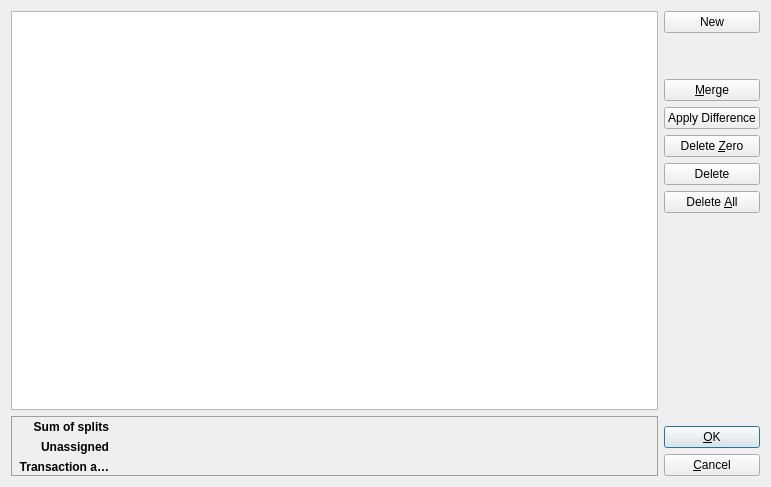
Qt form kmymoney/views/splitdialog.ui (KDE/kmymoney) before a commit.
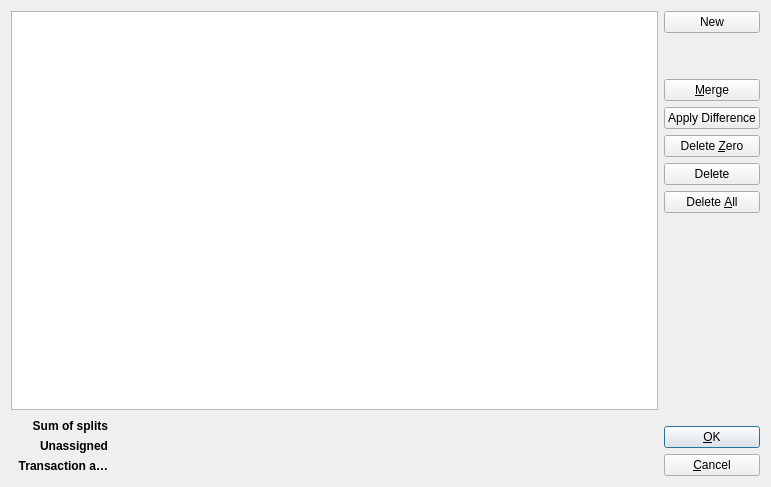
The same form after that commit. Custom widgets are drawn as their Qt base class.

Commit message:
Try to resolve display problem in split editor
The problem is visible on Windows but not on my Linux system. Maybe
related to layout management and the specifc style which differs on the
two installations.

Diff of the .ui file:
```diff
--- a/kmymoney/views/splitdialog.ui
+++ b/kmymoney/views/splitdialog.ui
@@ -484,8 +484,14 @@
          <bold>true</bold>
         </font>
        </property>
+       <property name="frameShape">
+        <enum>QFrame::NoFrame</enum>
+       </property>
        <property name="frameShadow">
-        <enum>QFrame::Raised</enum>
+        <enum>QFrame::Plain</enum>
+       </property>
+       <property name="lineWidth">
+        <number>0</number>
        </property>
        <property name="verticalScrollBarPolicy">
         <enum>Qt::ScrollBarAlwaysOff</enum>
```
